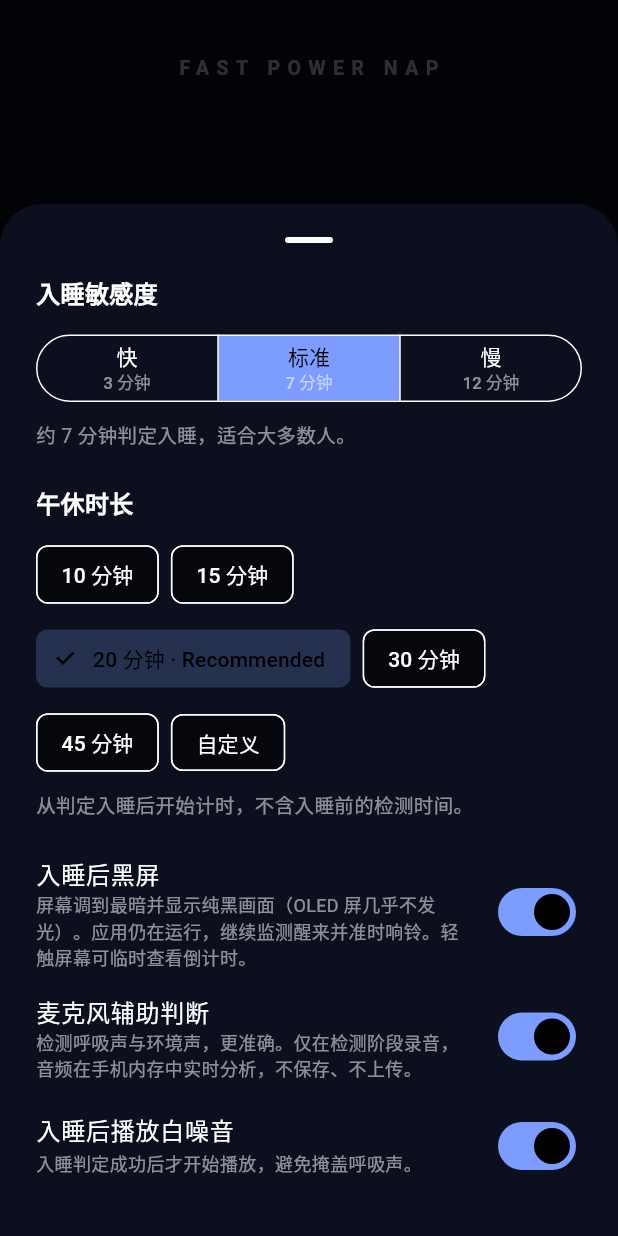
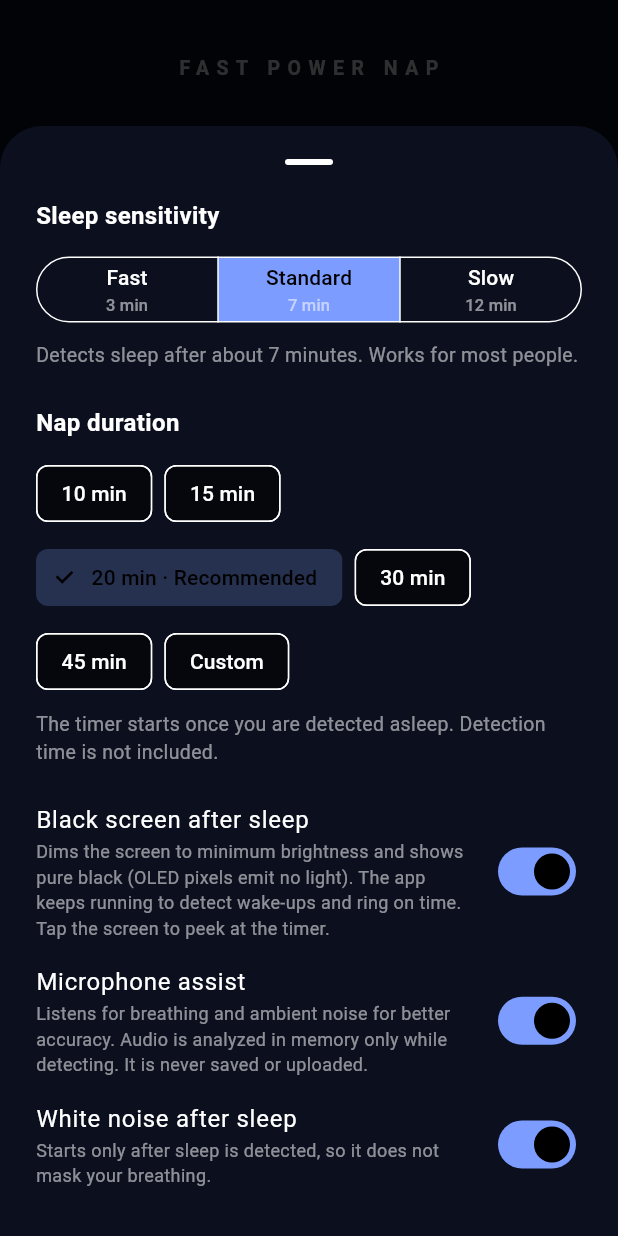
Before and after one commit to robinji0/fast_power_nap, a Flutter app: the screen it shows after launch, after a tap on "SETTINGS", on a phone screen of 412 x 824 dp. Run offline on Flutter 3.47's test engine with Material 3 defaults, Android fonts, the phone set to English and light mode, and no system bars; our stand-ins replace audioplayers, sensors_plus, shared_preferences, wakelock_plus; missing offline and left inert: record, screen_brightness.

Commit message:
Translate UI text from Chinese to English for improved accessibility and user experience

```diff
--- a/lib/nap_controller.dart
+++ b/lib/nap_controller.dart
@@ -343,7 +343,7 @@
     ).listen(
       _onAccelerometer,
       onError: (Object error) {
-        _errorMessage = '无法读取加速度计 / Accelerometer unavailable';
+        _errorMessage = 'Accelerometer unavailable on this device';
         unawaited(cancel());
       },
       cancelOnError: true,
--- a/lib/nap_home_page.dart
+++ b/lib/nap_home_page.dart
@@ -151,25 +151,10 @@
   String _title() {
     switch (_controller.phase) {
       case NapPhase.idle:
-        return '请将手机平放在枕头旁';
-      case NapPhase.detecting:
-        return _controller.isResuming ? '检测到你醒来了，计时已暂停' : '正在等待入睡检测';
-      case NapPhase.napping:
-        return '正在进行 ${_controller.napMinutes} 分钟深度恢复';
-      case NapPhase.finished:
-        return _controller.endReason == NapEndReason.completed
-            ? '午休结束，精力已充电'
-            : '午休提前结束';
-    }
-  }
-
-  String _subtitle() {
-    switch (_controller.phase) {
-      case NapPhase.idle:
         return 'Place your phone flat beside your pillow';
       case NapPhase.detecting:
         return _controller.isResuming
-            ? 'Awake detected. Timer paused.'
+            ? 'You woke up. Timer paused.'
             : 'Waiting for sleep detection';
       case NapPhase.napping:
         return '${_controller.napMinutes}-minute deep recovery in progress';
@@ -177,6 +162,23 @@
         return _controller.endReason == NapEndReason.completed
             ? 'Nap complete. Recharged.'
             : 'Session ended early';
+    }
+  }
+
+  String _subtitle() {
+    switch (_controller.phase) {
+      case NapPhase.idle:
+        return 'Tap START NAP when you are ready';
+      case NapPhase.detecting:
+        return _controller.isResuming
+            ? 'Waiting for you to fall asleep again'
+            : 'Lie still and relax';
+      case NapPhase.napping:
+        return 'We will wake you when time is up';
+      case NapPhase.finished:
+        return _controller.endReason == NapEndReason.completed
+            ? 'Tap the button to start over'
+            : 'You did not fall back asleep in time';
     }
   }
 
@@ -236,7 +238,7 @@
     );
   }
 
-  /// 顶部状态文案（中文主文案 + 英文副文案）
+  /// 顶部状态文案（主标题 + 副标题）
   Widget _buildStatusText(NapPhase phase) {
     final String title = _title();
     return AnimatedSwitcher(
@@ -500,8 +502,8 @@
       case NapPhase.idle:
         return <Widget>[
           Text(
-            '入睡判定约 ${_controller.requiredStillSeconds ~/ 60} 分钟'
-            ' · 午休 ${_controller.napMinutes} 分钟',
+            'Sleep detection ~${_controller.requiredStillSeconds ~/ 60} min'
+            ' · Nap ${_controller.napMinutes} min',
             style: infoStyle,
           ),
         ];
@@ -514,15 +516,18 @@
       case NapPhase.napping:
         return <Widget>[
           Text(
-            _controller.dimScreenEnabled ? '轻触黑屏可查看倒计时' : '正在监测是否醒来',
+            _controller.dimScreenEnabled
+                ? 'Tap the black screen to see the timer'
+                : 'Monitoring for wake-up',
             style: infoStyle,
           ),
         ];
       case NapPhase.finished:
+        final int wakes = _controller.wakeCount;
         return <Widget>[
           Text(
-            '实际午休 ${NapController.formatSeconds(_controller.sleptSeconds)}'
-            ' · 醒来 ${_controller.wakeCount} 次',
+            'Slept ${NapController.formatSeconds(_controller.sleptSeconds)}'
+            ' · Woke up $wakes ${wakes == 1 ? 'time' : 'times'}',
             style: infoStyle,
           ),
         ];
@@ -532,15 +537,15 @@
   String _detectingInfo() {
     switch (_controller.micStatus) {
       case MicStatus.denied:
-        return '未授予麦克风权限，仅使用体动判断';
+        return 'Microphone permission denied. Using motion only.';
       case MicStatus.error:
-        return '麦克风不可用，仅使用体动判断';
+        return 'Microphone unavailable. Using motion only.';
       case MicStatus.starting:
-        return '正在启动麦克风…';
+        return 'Starting microphone…';
       case MicStatus.active:
       case MicStatus.off:
-        return '需累计静止 ${NapController.formatSeconds(_controller.effectiveRequiredSeconds)}'
-            '${_controller.breathing ? '（已检测到呼吸，缩短判定时间）' : ''}';
+        return 'Needs ${NapController.formatSeconds(_controller.effectiveRequiredSeconds)} of stillness'
+            '${_controller.breathing ? ' (breathing detected, shortened)' : ''}';
     }
   }
 
@@ -645,7 +650,7 @@
                       mainAxisSize: MainAxisSize.min,
                       crossAxisAlignment: CrossAxisAlignment.start,
                       children: <Widget>[
-                        _sectionTitle('入睡敏感度'),
+                        _sectionTitle('Sleep sensitivity'),
                         const SizedBox(height: 12),
                         _buildOnsetSelector(),
                         const SizedBox(height: 8),
@@ -657,7 +662,7 @@
                           ),
                         ),
                         const SizedBox(height: 24),
-                        _sectionTitle('午休时长'),
+                        _sectionTitle('Nap duration'),
                         const SizedBox(height: 12),
                         _buildNapDurationSelector(
                           customNap,
@@ -665,7 +670,8 @@
                         ),
                         const SizedBox(height: 8),
                         const Text(
-                          '从判定入睡后开始计时，不含入睡前的检测时间。',
+                          'The timer starts once you are detected asleep. '
+                          'Detection time is not included.',
                           style: TextStyle(fontSize: 13, color: Colors.white54),
                         ),
                         const SizedBox(height: 16),
@@ -674,10 +680,12 @@
                           value: _controller.dimScreenEnabled,
                           onChanged: (bool v) =>
                               _controller.updateSettings(dimScreen: v),
-                          title: const Text('入睡后黑屏'),
+                          title: const Text('Black screen after sleep'),
                           subtitle: const Text(
-                            '屏幕调到最暗并显示纯黑画面（OLED 屏几乎不发光）。'
-                            '应用仍在运行，继续监测醒来并准时响铃。轻触屏幕可临时查看倒计时。',
+                            'Dims the screen to minimum brightness and shows '
+                            'pure black (OLED pixels emit no light). The app '
+                            'keeps running to detect wake-ups and ring on '
+                            'time. Tap the screen to peek at the timer.',
                             style: TextStyle(
                               fontSize: 12,
                               color: Colors.white54,
@@ -689,10 +697,12 @@
                           value: _controller.micEnabled,
                           onChanged: (bool v) =>
                               _controller.updateSettings(useMic: v),
-                          title: const Text('麦克风辅助判断'),
+                          title: const Text('Microphone assist'),
                           subtitle: const Text(
-                            '检测呼吸声与环境声，更准确。仅在检测阶段录音，'
-                            '音频在手机内存中实时分析，不保存、不上传。',
+                            'Listens for breathing and ambient noise for '
+                            'better accuracy. Audio is analyzed in memory '
+                            'only while detecting. It is never saved or '
+                            'uploaded.',
                             style: TextStyle(
                               fontSize: 12,
                               color: Colors.white54,
@@ -704,9 +714,10 @@
                           value: _controller.whiteNoiseEnabled,
                           onChanged: (bool v) =>
                               _controller.updateSettings(whiteNoise: v),
-                          title: const Text('入睡后播放白噪音'),
+                          title: const Text('White noise after sleep'),
                           subtitle: const Text(
-                            '入睡判定成功后才开始播放，避免掩盖呼吸声。',
+                            'Starts only after sleep is detected, so it does '
+                            'not mask your breathing.',
                             style: TextStyle(
                               fontSize: 12,
                               color: Colors.white54,
@@ -754,15 +765,15 @@
         segments: <ButtonSegment<SleepOnset>>[
           ButtonSegment<SleepOnset>(
             value: SleepOnset.fast,
-            label: label('快', '3 分钟'),
+            label: label('Fast', '3 min'),
           ),
           ButtonSegment<SleepOnset>(
             value: SleepOnset.standard,
-            label: label('标准', '7 分钟'),
+            label: label('Standard', '7 min'),
           ),
           ButtonSegment<SleepOnset>(
             value: SleepOnset.slow,
-            label: label('慢', '12 分钟'),
+            label: label('Slow', '12 min'),
           ),
         ],
         selected: <SleepOnset>{_controller.onset},
@@ -776,11 +787,14 @@
   String _onsetHint(SleepOnset s) {
     switch (s) {
       case SleepOnset.fast:
-        return '约 3 分钟判定入睡，适合躺下就睡着的人。';
+        return 'Detects sleep after about 3 minutes. '
+            'For people who fall asleep right away.';
       case SleepOnset.standard:
-        return '约 7 分钟判定入睡，适合大多数人。';
+        return 'Detects sleep after about 7 minutes. '
+            'Works for most people.';
       case SleepOnset.slow:
-        return '约 12 分钟判定入睡，适合需要慢慢放松的人。';
+        return 'Detects sleep after about 12 minutes. '
+            'For people who need time to unwind.';
     }
   }
 
@@ -802,8 +816,8 @@
               ChoiceChip(
                 label: Text(
                   m == NapController.recommendedNapMinutes
-                      ? '$m 分钟 · Recommended'
-                      : '$m 分钟',
+                      ? '$m min · Recommended'
+                      : '$m min',
                 ),
                 selected: !customNap && minutes == m,
                 selectedColor: _accent.withAlpha(70),
@@ -813,7 +827,7 @@
                 },
               ),
             ChoiceChip(
-              label: const Text('自定义'),
+              label: const Text('Custom'),
               selected: customNap,
               selectedColor: _accent.withAlpha(70),
               onSelected: (bool _) => setCustomNap(true),
@@ -831,16 +845,16 @@
                   max: NapController.maxNapMinutes.toDouble(),
                   divisions:
                       NapController.maxNapMinutes - NapController.minNapMinutes,
-                  label: '$minutes 分钟',
+                  label: '$minutes min',
                   onChanged: (double v) {
                     _controller.updateSettings(napMinutes: v.round());
                   },
                 ),
               ),
               SizedBox(
-                width: 64,
+                width: 72,
                 child: Text(
-                  '$minutes 分钟',
+                  '$minutes min',
                   textAlign: TextAlign.right,
                   style: const TextStyle(fontSize: 14, color: Colors.white70),
                 ),
```
